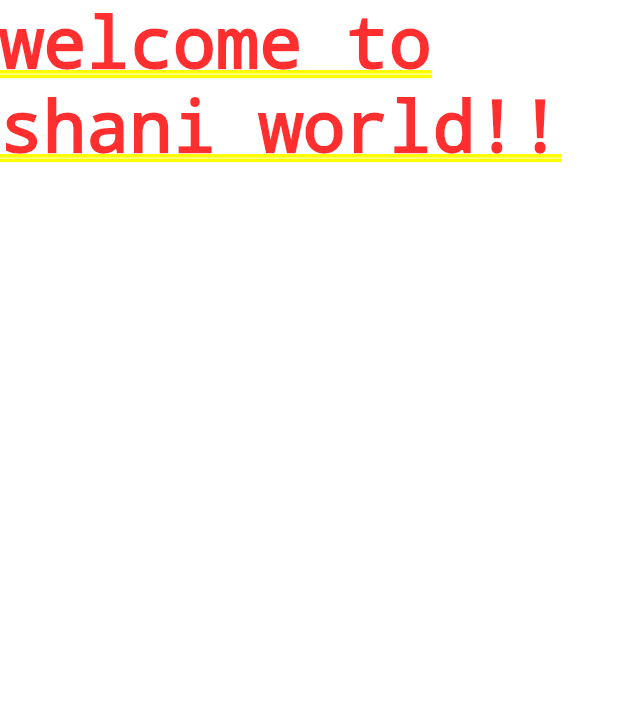
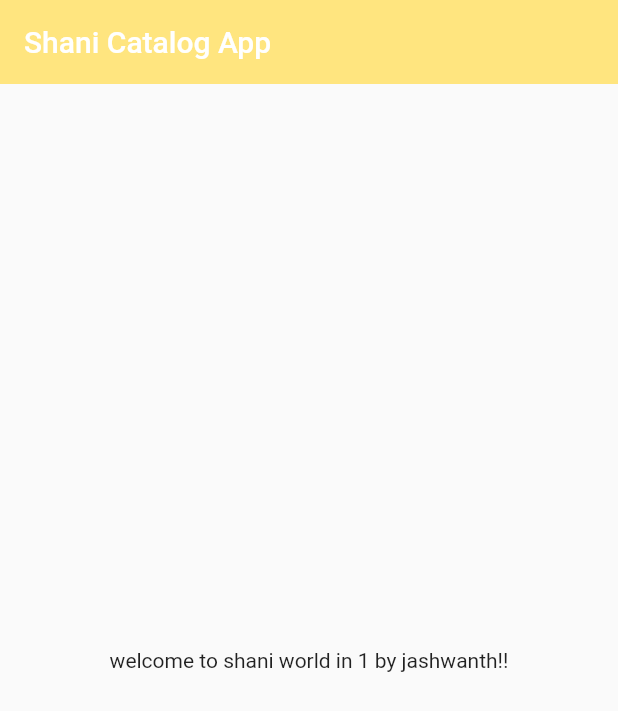
Before and after one commit to Jashwanth-Gowda-R/flutter_catalog_app, a Flutter app: the screen it shows after launch, on a phone screen of 412 x 824 dp. Shown: the top 711 px of the screen. Run offline on Flutter 3.47's test engine with Material 2 defaults, Android fonts, the phone set to English and light mode, and no system bars.

Commit message:
added scaffold widget and learnt some dart data types

```diff
--- a/lib/main.dart
+++ b/lib/main.dart
@@ -9,9 +9,21 @@ class MyApp extends StatelessWidget {
 
   @override
   Widget build(BuildContext context) {
+    int days = 1;
+    String name = 'jashwanth';
+
     return MaterialApp(
-      debugShowCheckedModeBanner: false,
-      home: Text('welcome to shani world!!'),
-    );
+        debugShowCheckedModeBanner: false,
+        home: Scaffold(
+          appBar: AppBar(
+            title: Text('Shani Catalog App'),
+            backgroundColor: Colors.amberAccent[100],
+            elevation: 0,
+          ),
+          body: Container(
+            child: Center(
+                child: Text('welcome to shani world in $days by $name!!')),
+          ),
+        ));
   }
 }
```
Also changed, not shown: 1 other file.
